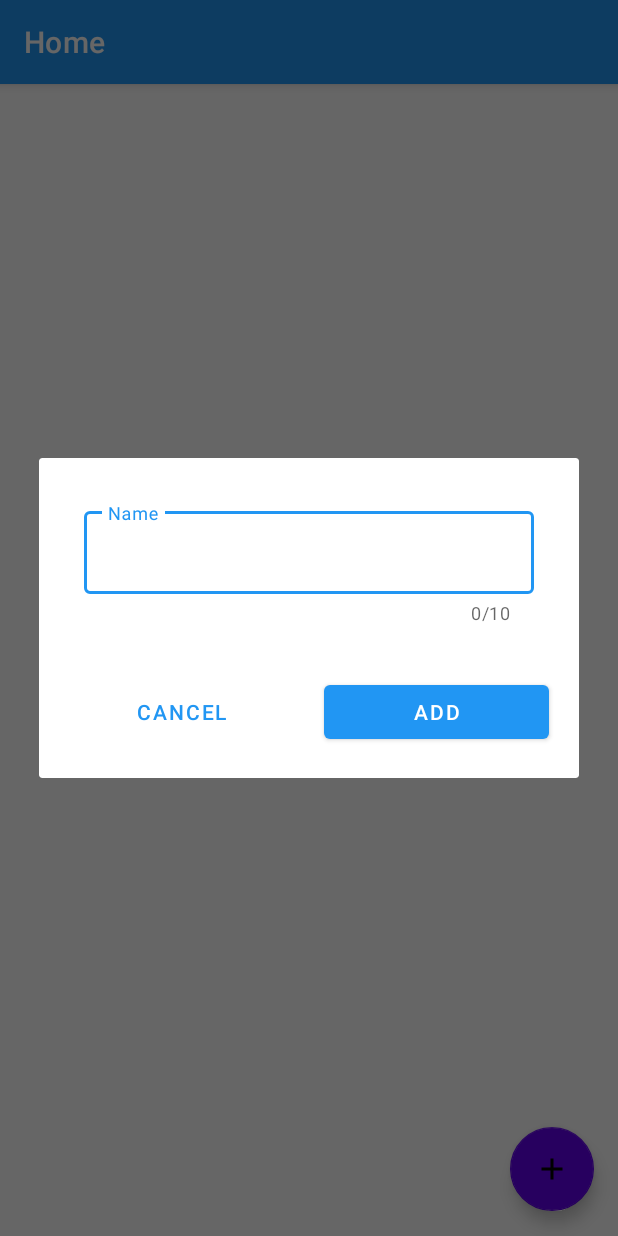
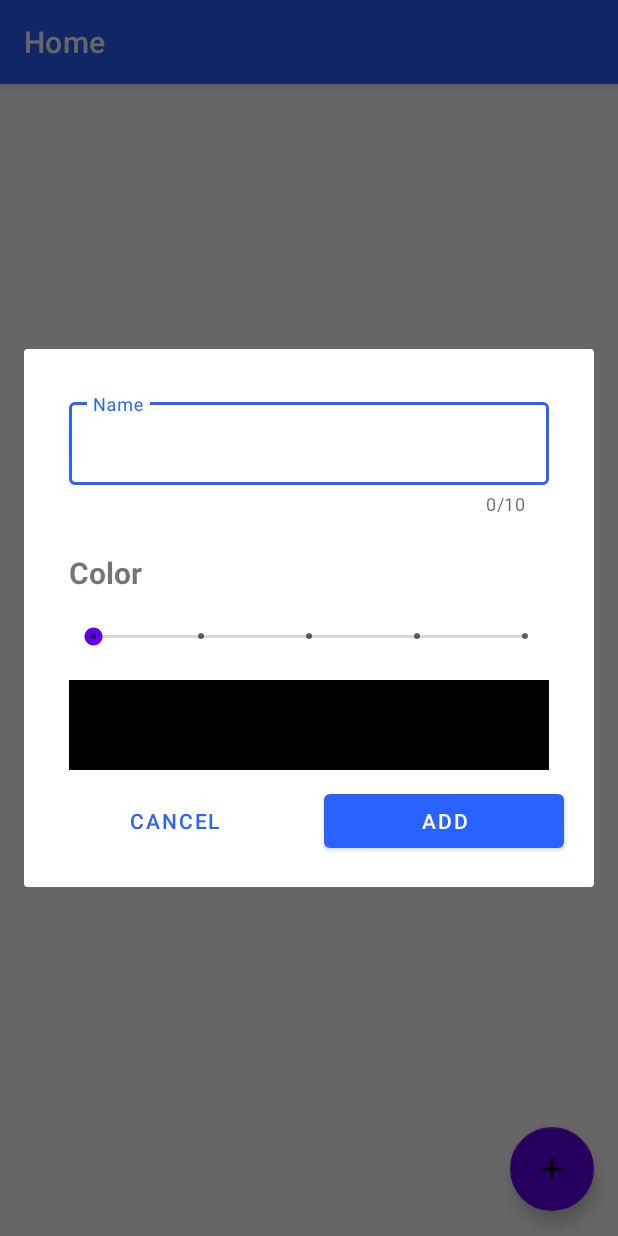
Before and after one commit to Huy-GV/AndroidReminders, an Android app: the screen it shows after launch (MainActivity), after a tap on "ADD", on a phone screen of 412 x 824 dp. Run offline under Robolectric (Android 15) with nearby library versions, the phone set to English and light mode, and no system bars; our stand-ins replace Room's generated code, navigation-ui.

Commit message:
added topic color

```diff
--- a/app/src/main/java/com/reminders/AppViewModel.kt
+++ b/app/src/main/java/com/reminders/AppViewModel.kt
@@ -50,9 +50,9 @@ class AppViewModel(
     }
 
     @RequiresApi(Build.VERSION_CODES.O)
-    fun createTopic(name: String, creationDate: LocalDate) {
+    fun createTopic(name: String, creationDate: LocalDate, color: Int) {
         viewModelScope.launch {
-            topicDao.create(Topic(name = name, creationDate = creationDate))
+            topicDao.create(Topic(name = name, creationDate = creationDate, color = color))
         }
     }
 
--- /dev/null
+++ b/app/src/main/java/com/reminders/data/enum/ColorSet.kt
@@ -0,0 +1,14 @@
+package com.reminders.data.enum
+
+import com.reminders.R
+import com.reminders.data.model.ColorBlock
+
+object ColorSet{
+    val data: List<ColorBlock> = listOf(
+        ColorBlock(R.color.black, "red", R.color.white),
+        ColorBlock(R.color.red, "red", R.color.white),
+        ColorBlock(R.color.blue, "red", R.color.white),
+        ColorBlock(R.color.purple_500, "red", R.color.white),
+        ColorBlock(R.color.white, "red", R.color.black),
+    )
+}
--- /dev/null
+++ b/app/src/main/java/com/reminders/data/model/ColorBlock.kt
@@ -0,0 +1,7 @@
+package com.reminders.data.model
+
+data class ColorBlock (
+    val colorId: Int,
+    val name: String,
+    val textColorId: Int
+)
--- a/app/src/main/java/com/reminders/data/model/Topic.kt
+++ b/app/src/main/java/com/reminders/data/model/Topic.kt
@@ -13,5 +13,7 @@ data class Topic (
     @ColumnInfo(name = "name")
     val name: String,
     @ColumnInfo(name = "date")
-    val creationDate: LocalDate
+    val creationDate: LocalDate,
+    @ColumnInfo(name = "color")
+    val color: Int
 )
--- a/app/src/main/java/com/reminders/reminders/ReadReminderFragment.kt
+++ b/app/src/main/java/com/reminders/reminders/ReadReminderFragment.kt
@@ -14,11 +14,13 @@ import android.view.Menu
 import android.view.MenuItem
 import com.google.android.material.floatingactionbutton.FloatingActionButton
 import com.reminders.data.enum.Action
+import com.reminders.data.enum.ColorSet
 import com.reminders.topics.CreateUpdateTopicDialogFragment
 import com.reminders.topics.DeleteTopicDialogFragment
 
 class ReadReminderFragment : Fragment() {
     private var topicId: Int? = null
+    private var topicColor: Int? = null
     private var topicName: String? = null
 
     private val appViewModel: AppViewModel by activityViewModels {
@@ -34,6 +36,7 @@ class ReadReminderFragment : Fragment() {
         arguments?.let {
             topicId = it.getInt(TOPIC_ID)
             topicName = it.getString(TOPIC_NAME)
+            topicColor = it.getInt(TOPIC_COLOR)
         }
         setHasOptionsMenu(true)
     }
@@ -77,7 +80,7 @@ class ReadReminderFragment : Fragment() {
                               savedInstanceState: Bundle?): View? {
         // Inflate the layout for this fragment
         val view = inflater.inflate(R.layout.fragment_read_reminder, container, false)
-
+        view.setBackgroundResource(ColorSet.data[topicColor!!].colorId)
         val recycler = view.findViewById<RecyclerView>(R.id.reminder_recycler)
         val reminderAdapter = ReminderAdapter(
             appViewModel,
@@ -113,5 +116,6 @@ class ReadReminderFragment : Fragment() {
     companion object {
         const val TOPIC_ID = "topic_id"
         const val TOPIC_NAME = "topic_name"
+        const val TOPIC_COLOR = "topic_color"
     }
 }
--- a/app/src/main/java/com/reminders/topics/CreateUpdateTopicDialogFragment.kt
+++ b/app/src/main/java/com/reminders/topics/CreateUpdateTopicDialogFragment.kt
@@ -2,16 +2,20 @@ package com.reminders.topics
 
 import android.os.Build
 import android.os.Bundle
+import android.util.Log
 import android.view.LayoutInflater
 import android.view.View
 import android.view.ViewGroup
 import android.widget.Button
+import android.widget.SeekBar
 import androidx.annotation.RequiresApi
+import androidx.core.content.ContextCompat
 import androidx.fragment.app.DialogFragment
 import com.google.android.material.textfield.TextInputEditText
 import com.reminders.AppViewModel
 import com.reminders.R
 import com.reminders.data.enum.Action
+import com.reminders.data.enum.ColorSet
 import java.time.LocalDate
 
 
@@ -24,6 +28,9 @@ class CreateUpdateTopicDialogFragment(
 
     private lateinit var nameField: TextInputEditText
     private lateinit var positiveButton: Button
+    private lateinit var colorBlock: View
+    private lateinit var seekBar: SeekBar
+    private val colorSet = ColorSet.data
 
     @RequiresApi(Build.VERSION_CODES.O)
     override fun onCreateView(
@@ -33,6 +40,8 @@ class CreateUpdateTopicDialogFragment(
         // Inflate the layout for this fragment
         val view = inflater.inflate(R.layout.fragment_create_update_topic, container, false)
 
+        colorBlock = view.findViewById(R.id.color_block)
+        seekBar = view.findViewById(R.id.color_seek_bar)
         positiveButton = view.findViewById(R.id.positive_topic_button)
         nameField = view.findViewById(R.id.topic_name_field)
         nameField.setText(topicName)
@@ -46,20 +55,48 @@ class CreateUpdateTopicDialogFragment(
             Action.UPDATE -> setUpdateTopic()
         }
 
+
+        seekBar.max = colorSet.size - 1
+        seekBar.setOnSeekBarChangeListener(object: SeekBar.OnSeekBarChangeListener {
+            override fun onProgressChanged(seekBar: SeekBar?, progress: Int, fromUser: Boolean) {
+
+                colorBlock.setBackgroundResource(colorSet[progress].colorId)
+                Log.d("huy", "COlor id is ${colorSet[progress].colorId}")
+            }
+
+            override fun onStartTrackingTouch(seekBar: SeekBar?) { }
+            override fun onStopTrackingTouch(seekBar: SeekBar?) { }
+
+        })
+
         return view
     }
 
     private fun setUpdateTopic() {
         positiveButton.text = resources.getString(R.string.save_changes)
+
         positiveButton.setOnClickListener {
             if (validTopicName()) {
                 viewModel.updateTopic(topicId, nameField.text.toString())
+
                 dismiss()
             }
         }
     }
 
-    fun validTopicName() : Boolean {
+    @RequiresApi(Build.VERSION_CODES.O)
+    private fun setCreateTopic() {
+        positiveButton.text = resources.getString(R.string.add_new)
+        positiveButton.setOnClickListener {
+
+            if (validTopicName()) {
+                viewModel.createTopic(nameField.text.toString(), LocalDate.now(), seekBar.progress)
+                dismiss()
+            }
+        }
+    }
+
+    private fun validTopicName() : Boolean {
         if (nameField.text.toString().isEmpty()) {
             nameField.error = resources.getString(R.string.empty_topic_name_error)
             return false
@@ -70,19 +107,6 @@ class CreateUpdateTopicDialogFragment(
         return true
     }
 
-    @RequiresApi(Build.VERSION_CODES.O)
-    private fun setCreateTopic() {
-        positiveButton.text = resources.getString(R.string.add_new)
-        positiveButton.setOnClickListener {
-
-            if (validTopicName()) {
-                viewModel.createTopic(nameField.text.toString(), LocalDate.now())
-                dismiss()
-            }
-        }
-
-    }
-
     companion object {
         const val TAG = "create_update_topic"
     }
--- a/app/src/main/res/layout/fragment_create_update_topic.xml
+++ b/app/src/main/res/layout/fragment_create_update_topic.xml
@@ -1,8 +1,8 @@
 <?xml version="1.0" encoding="utf-8"?>
 <LinearLayout xmlns:android="http://schemas.android.com/apk/res/android"
     xmlns:tools="http://schemas.android.com/tools"
-    android:layout_width="wrap_content"
-    android:layout_height="wrap_content"
+    android:layout_width="match_parent"
+    android:layout_height="match_parent"
     xmlns:app="http://schemas.android.com/apk/res-auto"
     android:orientation="vertical"
     android:padding="10dp"
@@ -19,10 +19,32 @@
 
         <com.google.android.material.textfield.TextInputEditText
             android:id="@+id/topic_name_field"
-            android:layout_width="300dp"
+            android:layout_width="match_parent"
             android:layout_height="55dp" />
 
     </com.google.android.material.textfield.TextInputLayout>
+
+    <TextView
+        android:layout_width="match_parent"
+        android:layout_height="wrap_content"
+        android:text="Color"
+        android:layout_marginHorizontal="20dp"
+        android:textSize="20sp"
+        android:textStyle="bold"/>
+    <SeekBar
+        android:id="@+id/color_seek_bar"
+        style="@style/Widget.AppCompat.SeekBar.Discrete"
+        android:layout_width="match_parent"
+        android:layout_height="wrap_content"
+        android:max="5"
+        android:layout_margin="20dp"
+        android:progress="0" />
+    <View
+        android:layout_width="match_parent"
+        android:layout_height="60dp"
+        android:layout_marginHorizontal="20sp"
+        android:id="@+id/color_block"
+        android:background="@color/black"/>
 
     <LinearLayout
         android:layout_width="match_parent"
@@ -46,4 +68,5 @@
             android:layout_margin="10dp"
             android:id="@+id/positive_topic_button"/>
     </LinearLayout>
+
 </LinearLayout>
--- a/app/src/main/res/navigation/nav_graph.xml
+++ b/app/src/main/res/navigation/nav_graph.xml
@@ -37,6 +37,9 @@
             app:exitAnim="@anim/leave_to_top"
             app:popEnterAnim="@anim/enter_from_top"
             app:popExitAnim="@anim/leave_to_bottom" />
+        <argument
+            android:name="topic_color"
+            app:argType="integer" />
     </fragment>
 
     <fragment
--- a/app/src/main/res/values/colors.xml
+++ b/app/src/main/res/values/colors.xml
@@ -7,9 +7,11 @@
     <color name="teal_700">#FF018786</color>
     <color name="black">#FF000000</color>
     <color name="white">#FFFFFF</color>
-    <color name="transparent">#00FFFFFF</color>
     <color name="red">#FF0000</color>
-    <color name="orange">#FF9371</color>
-    <color name="blue">#2196F3</color>
-    <color name="dark_blue">#304FFE</color>
+    <color name="orange">#FFAB00</color>
+    <color name="blue">#2962FF</color>
+    <color name="dark_blue">#0D47A1</color>
+    <color name="gray">#6E6E6E</color>
+
+
 </resources>
--- a/app/src/main/res/values/styles.xml
+++ b/app/src/main/res/values/styles.xml
@@ -8,7 +8,6 @@
 
     <style name="topic_name">
         <item name='android:textAlignment'>center</item>
-        <item name="android:textColor">@color/black</item>
         <item name="android:textSize">25sp</item>
         <item name="android:padding">10sp</item>
         <item name="android:textStyle">bold</item>
```
Also changed, not shown: app/src/main/java/com/reminders/topics/TopicAdapter.kt (+6 -1 lines), app/src/main/res/layout/topic_view_holder.xml (+5 -9 lines).
